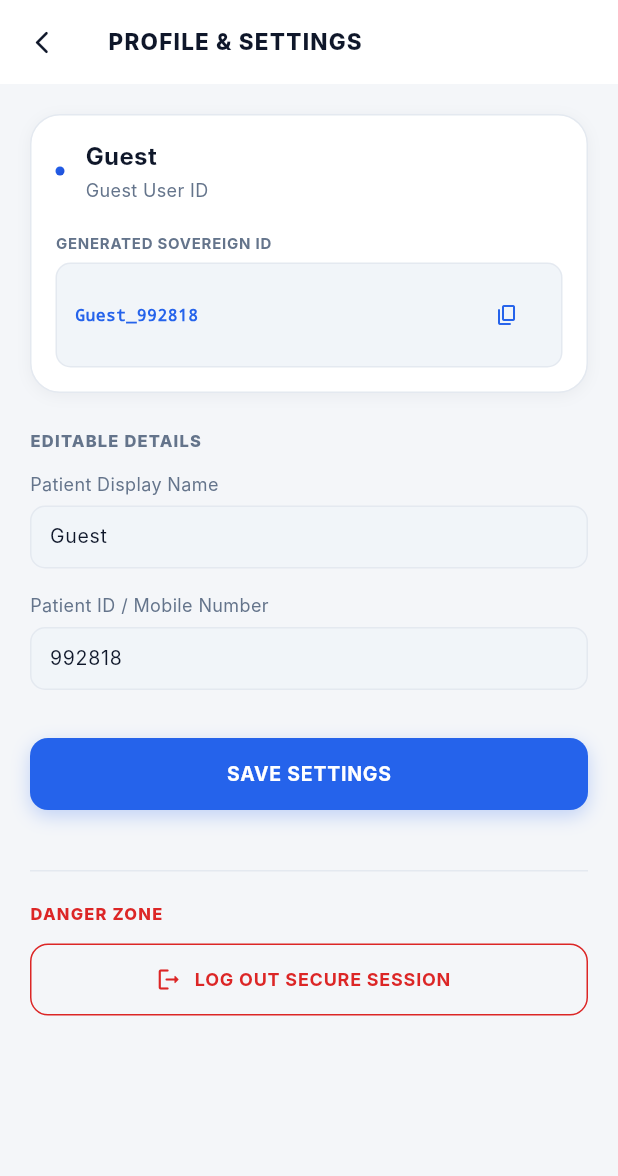
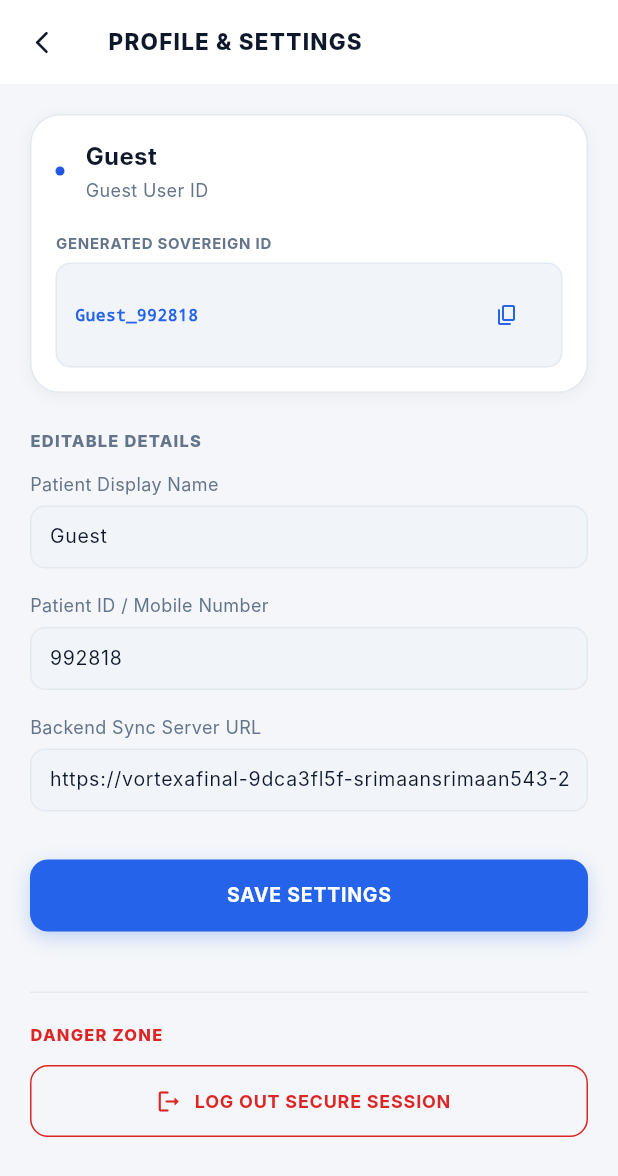
Before and after one commit to AI-develop2006/health_aegisRX, a Flutter app: the PatientVaultHome screen opened directly, scrolled down 44 dp, after a tap on the "settings" icon, on a phone screen of 412 x 824 dp. Shown: the top 1176 px of the screen. Run offline on Flutter 3.47's test engine with Material 3 defaults, Android fonts, the phone set to English and light mode, and no system bars; our stand-ins replace qr_flutter, shared_preferences; accounts and stored records are empty; network calls fail; Roboto replaces fonts that are missing (Inter).

Commit message:
fix: resolve doctor connection requests, QR hiding, and add scan fallbacks

```diff
--- a/lib/features/patient/screens/patient_settings.dart
+++ b/lib/features/patient/screens/patient_settings.dart
@@ -15,6 +15,7 @@ class PatientSettingsPage extends StatefulWidget {
 class _PatientSettingsPageState extends State<PatientSettingsPage> {
   late TextEditingController _nameController;
   late TextEditingController _idController;
+  late TextEditingController _urlController;
 
   @override
   void initState() {
@@ -22,12 +23,14 @@ class _PatientSettingsPageState extends State<PatientSettingsPage> {
     final state = Provider.of<SimulationState>(context, listen: false);
     _nameController = TextEditingController(text: state.patientName);
     _idController = TextEditingController(text: state.patientMobileOrId);
+    _urlController = TextEditingController(text: state.backendUrl);
   }
 
   @override
   void dispose() {
     _nameController.dispose();
     _idController.dispose();
+    _urlController.dispose();
     super.dispose();
   }
 
@@ -244,6 +247,36 @@ class _PatientSettingsPageState extends State<PatientSettingsPage> {
                   ),
                 ),
               ),
+              const SizedBox(height: 16),
+
+              // Backend Server URL
+              const Text(
+                'Backend Sync Server URL',
+                style: TextStyle(fontSize: 12, color: AppColors.mutedText),
+              ),
+              const SizedBox(height: 6),
+              Container(
+                decoration: BoxDecoration(
+                  color: AppColors.surfaceMuted,
+                  borderRadius: BorderRadius.circular(10),
+                  border: Border.all(color: AppColors.borderWhite),
+                ),
+                child: TextField(
+                  controller: _urlController,
+                  style: const TextStyle(
+                    fontSize: 13,
+                    color: AppColors.primaryText,
+                  ),
+                  decoration: const InputDecoration(
+                    contentPadding: EdgeInsets.symmetric(
+                      horizontal: 12,
+                      vertical: 10,
+                    ),
+                    border: InputBorder.none,
+                    isDense: true,
+                  ),
+                ),
+              ),
               const SizedBox(height: 32),
 
               // SAVE BUTTON
@@ -275,6 +308,7 @@ class _PatientSettingsPageState extends State<PatientSettingsPage> {
                       state.updatePatientMobileOrId(
                         _idController.text.trim(),
                       );
+                      state.setBackendUrl(_urlController.text.trim());
                       ScaffoldMessenger.of(context).showSnackBar(
                         const SnackBar(
                           content: Text('Settings saved successfully'),
--- a/lib/features/patient/screens/patient_vault.dart
+++ b/lib/features/patient/screens/patient_vault.dart
@@ -391,7 +391,7 @@ class _PatientVaultState extends State<PatientVault> {
                             state.setAttendance(true);
                           },
                         ),
-                      ] else ...[
+                      ] else if (!state.isDoctorConnected) ...[
                         const SizedBox(height: 16),
                         Center(
                           child: Column(
@@ -438,6 +438,66 @@ class _PatientVaultState extends State<PatientVault> {
                             ],
                           ),
                         ),
+                      ] else ...[
+                        const SizedBox(height: 20),
+                        Container(
+                          padding: const EdgeInsets.all(16),
+                          decoration: BoxDecoration(
+                            color: AppColors.tintTeal,
+                            borderRadius: BorderRadius.circular(12),
+                            border: Border.all(
+                              color: AppColors.doctorTeal.withValues(alpha: 0.2),
+                            ),
+                          ),
+                          child: Column(
+                            children: [
+                              Row(
+                                mainAxisAlignment: MainAxisAlignment.center,
+                                children: [
+                                  Container(
+                                    width: 10,
+                                    height: 10,
+                                    decoration: const BoxDecoration(
+                                      color: AppColors.verifiedEmerald,
+                                      shape: BoxShape.circle,
+                                    ),
+                                  ),
+                                  const SizedBox(width: 8),
+                                  const Text(
+                                    'PRACTITIONER CONNECTED',
+                                    style: TextStyle(
+                                      fontSize: 12,
+                                      fontWeight: FontWeight.bold,
+                                      color: AppColors.doctorTeal,
+                                      letterSpacing: 0.5,
+                                    ),
+                                  ),
+                                ],
+                              ),
+                              const SizedBox(height: 10),
+                              const Text(
+                                'Your session is live. The doctor is currently formulating your digital credentials.',
+                                style: TextStyle(
+                                  fontSize: 11,
+                                  color: AppColors.primaryText,
+                                ),
+                                textAlign: TextAlign.center,
+                              ),
+                              const SizedBox(height: 4),
+                              const Text(
+                                'Status: Awaiting prescription publication...',
+                                style: TextStyle(
+                                  fontSize: 10,
+                                  color: AppColors.mutedText,
+                                  fontWeight: FontWeight.w500,
+                                ),
+                                textAlign: TextAlign.center,
+                              ),
+                            ],
+                          ),
+                        ),
+                      ],
+                      if (isAttendanceActive) ...[
                         const SizedBox(height: 16),
                         CustomButton(
                           text: 'END CONSULTATION SESSION',
--- a/lib/main.dart
+++ b/lib/main.dart
@@ -92,9 +92,11 @@ class _SovereignShieldAppState extends State<SovereignShieldApp> {
 class SimulationState extends ChangeNotifier {
   List<Prescription> _patientVault = [];
   bool _isAttendanceActive = false;
+  bool _isDoctorConnected = false;
   int? _sessionStartMs;
   final DateTime _welcomeTime = DateTime.now();
   DateTime get welcomeTime => _welcomeTime;
+  bool get isDoctorConnected => _isDoctorConnected;
   String _backendUrl =
       'https://vortexafinal-9dca3fl5f-srimaansrimaan543-2911s-projects.vercel.app';
   bool _isLoading = false;
@@ -185,6 +187,8 @@ class SimulationState extends ChangeNotifier {
     try {
       final prefs = await SharedPreferences.getInstance();
       _hasCompletedOnboarding = prefs.getBool('completed_onboarding') ?? false;
+      _backendUrl = prefs.getString('backend_url') ??
+          'https://vortexafinal-9dca3fl5f-srimaansrimaan543-2911s-projects.vercel.app';
 
       final patientJson = prefs.getString('session_patient');
       if (patientJson != null) {
@@ -220,6 +224,7 @@ class SimulationState extends ChangeNotifier {
       await prefs.setString('patient_mobile_or_id', _patientMobileOrId);
       await prefs.setString('guest_name', _guestName);
       await prefs.setBool('completed_onboarding', _hasCompletedOnboarding);
+      await prefs.setString('backend_url', _backendUrl);
     } catch (e) {
       debugPrint('Failed to persist session: $e');
     }
@@ -343,6 +348,7 @@ class SimulationState extends ChangeNotifier {
 
   void setBackendUrl(String url) {
     _backendUrl = url;
+    _persistSession();
     fetchPrescriptions();
     notifyListeners();
   }
@@ -355,6 +361,7 @@ class SimulationState extends ChangeNotifier {
       _activePendingRequestId = null;
       _promptedRequestIds.clear();
       _sessionStartMs = null;
+      _isDoctorConnected = false;
     }
     notifyListeners();
   }
@@ -447,8 +454,8 @@ class SimulationState extends ChangeNotifier {
   }
 
   Future<void> checkPendingConsultations() async {
-    // When attendance is active, check if the doctor submitted a prescription (session auto-completed)
-    if (_isAttendanceActive) {
+    // When attendance is active and doctor is connected, check if the doctor submitted a prescription (session auto-completed)
+    if (_isAttendanceActive && _isDoctorConnected) {
       try {
         final response = await http.get(
           Uri.parse(
@@ -457,9 +464,14 @@ class SimulationState extends ChangeNotifier {
         );
         if (response.statusCode == 200) {
           final data = jsonDecode(response.body) as Map<String, dynamic>;
-          if (data['active'] == false) {
+          bool isActive = data['active'] == true;
+
+          if (!isActive) {
             _isAttendanceActive = false;
+            _isDoctorConnected = false;
             await fetchPrescriptions(); // Refresh vault to show new prescription
+            await fetchActivityLogs();
+            await fetchVisitHistory();
             notifyListeners();
           }
         }
@@ -513,6 +525,7 @@ class SimulationState extends ChangeNotifier {
         _promptedRequestIds.add(requestId);
         _activePendingRequestId = null;
         _isAttendanceActive = true; // Auto-activate consultation session
+        _isDoctorConnected = true;
         notifyListeners();
       }
     } catch (e) {
```
Also changed, not shown: 3 other files.
